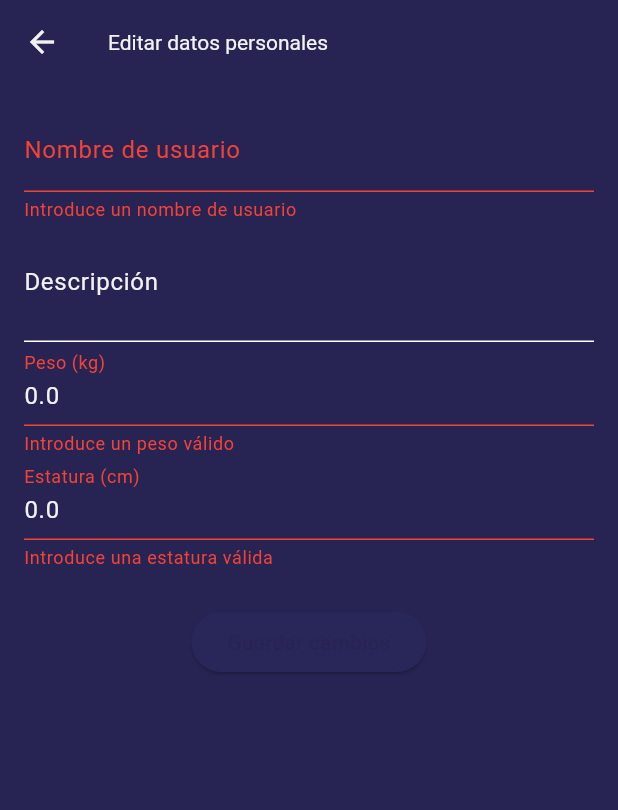
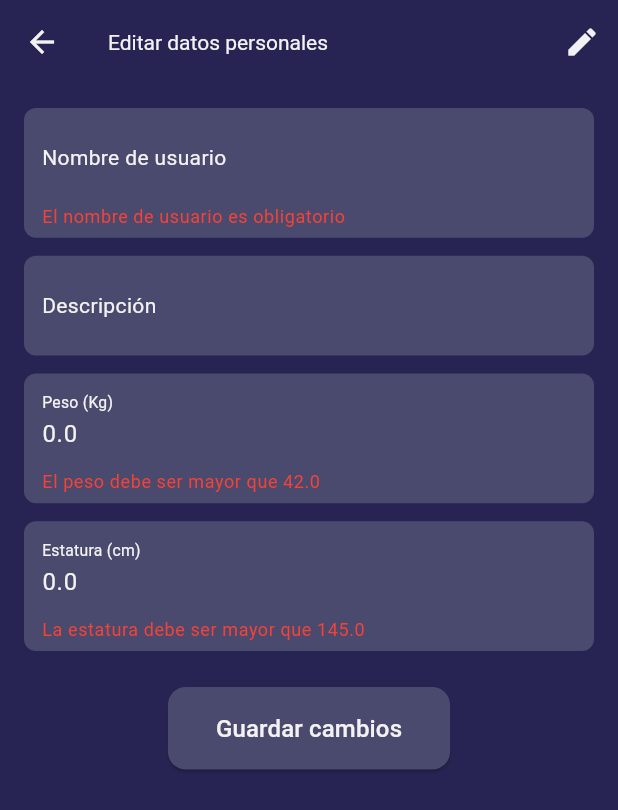
Before and after one commit to svillalba8/track_fit_app, a Flutter app: the EditUserPage screen opened directly with empty values, after a tap on "Guardar cambios", on a phone screen of 412 x 824 dp. Shown: the top 810 px of the screen. Run offline on Flutter 3.47's test engine with Material 3 defaults, Android fonts, the light colour scheme and no system bars; our stand-ins replace flutter_dotenv, get_it, go_router, supabase_flutter; accounts and stored records are empty; network calls fail.

```diff
--- a/lib/auth/validation/auth_validators.dart
+++ b/lib/auth/validation/auth_validators.dart
@@ -3,38 +3,55 @@ import 'package:track_fit_app/core/constants.dart';
 class AuthValidators {
   // Comprueba formato de email y no vacío.
   static String? emailValidator(String? emailIntroducido) {
-    if (emailIntroducido == null || emailIntroducido.isEmpty) return 'El email es obligatorio';
+    if (emailIntroducido == null || emailIntroducido.isEmpty) {
+      return 'El email es obligatorio';
+    }
     final re = RegExp(r'^[^@]+@[^@]+\.[^@]+');
-    if (!re.hasMatch(emailIntroducido.trim())) return 'Introduce un email válido';
+    if (!re.hasMatch(emailIntroducido.trim())) {
+      return 'Introduce un email válido';
+    }
     return null;
   }
 
   // Verifica que la contraseña exista y mida ≥6.
   static String? passwordValidator(String? passwordEntered) {
-    if (passwordEntered == null || passwordEntered.isEmpty) return 'La contraseña es obligatoria';
+    if (passwordEntered == null || passwordEntered.isEmpty) {
+      return 'La contraseña es obligatoria';
+    }
     if (passwordEntered.length < 6) return 'Mínimo 6 caracteres';
 
     // Al menos un dígito
-    if (!RegExp(r'\d').hasMatch(passwordEntered)) return 'Debe contener al menos un número';
+    if (!RegExp(r'\d').hasMatch(passwordEntered)) {
+      return 'Debe contener al menos un número';
+    }
 
     // Al menos un carácter especial
-    if (!RegExp(r'[!@#\$%^&*(),.?":{}|<>]').hasMatch(passwordEntered)) return 'Debe contener al menos un carácter especial';
+    if (!RegExp(r'[!@#\$%^&*(),.?":{}|<>]').hasMatch(passwordEntered)) {
+      return 'Debe contener al menos un carácter especial';
+    }
     return null;
   }
 
   // Asegura que ambas contraseñas coincidan.
-  static String? confirmPasswordValidator(String? password2Entered, String originalPassword) {
-    if (password2Entered != originalPassword) return 'Las contraseñas no coinciden';
+  static String? confirmPasswordValidator(
+    String? password2Entered,
+    String originalPassword,
+  ) {
+    if (password2Entered != originalPassword) {
+      return 'Las contraseñas no coinciden';
+    }
     return null;
   }
 
   /// Nombre de usuario: obligatorio, 6–15 chars, sólo letras, números y guión bajo
   static String? usernameValidator(String? nameEntered) {
-    if (nameEntered == null || nameEntered.trim().isEmpty) return 'El nombre de usuario es obligatorio';
-    final t = nameEntered.trim();
-    if (t.length <= 6) return 'Mínimo 6 caracteres';
-    if (t.length >= 15) return 'Máximo 15 caracteres';
-    if (!RegExp(r'^[a-zA-Z0-9_]+$').hasMatch(t)) {
+    if (nameEntered == null || nameEntered.trim().isEmpty) {
+      return 'El nombre de usuario es obligatorio';
+    }
+    final name = nameEntered.trim();
+    if (name.length < 6) return 'Mínimo 6 caracteres';
+    if (name.length > 15) return 'Máximo 15 caracteres';
+    if (!RegExp(r'^[a-zA-Z0-9_]+$').hasMatch(name)) {
       return 'Sólo letras, números y _';
     }
     return null;
@@ -51,7 +68,9 @@ class AuthValidators {
 
   /// Apellidos: obligatorio, sólo letras y espacios
   static String? lastnameValidator(String? surnameEntered) {
-    if (surnameEntered == null || surnameEntered.trim().isEmpty) return 'Los apellidos son obligatorios';
+    if (surnameEntered == null || surnameEntered.trim().isEmpty) {
+      return 'Los apellidos son obligatorios';
+    }
     if (!RegExp(r'^[A-Za-zÁÉÍÓÚáéíóúñÑ ]+$').hasMatch(surnameEntered.trim())) {
       return 'Sólo se permiten letras y espacios';
     }
@@ -60,33 +79,46 @@ class AuthValidators {
 
   /// Peso (kg): obligatorio, númerico.
   static String? weightValidator(String? weightEntered) {
-    if (weightEntered == null || weightEntered.trim().isEmpty) return 'El peso es obligatorio';
+    if (weightEntered == null || weightEntered.trim().isEmpty) {
+      return 'El peso es obligatorio';
+    }
     final weight = double.tryParse(weightEntered.trim());
     if (weight == null) return 'Introduce un peso válido';
     if (weight <= kPesoMinimo) return 'El peso debe ser mayor que $kPesoMinimo';
-    if (weight > kPesoMaximo) return 'Cuidado el peso no puede ser mayor de $kPesoMaximo';
+    if (weight > kPesoMaximo) {
+      return 'Cuidado el peso no puede ser mayor de $kPesoMaximo';
+    }
     return null;
   }
 
   /// Estatura (cm): obligatorio, numérico
   static String? heightValidator(String? heightEntered) {
-    if (heightEntered == null || heightEntered.trim().isEmpty) return 'La estatura es obligatoria';
+    if (heightEntered == null || heightEntered.trim().isEmpty) {
+      return 'La estatura es obligatoria';
+    }
     final height = double.tryParse(heightEntered.trim());
     if (height == null) return 'Introduce una estatura válida';
-    if (height <= kAlturaMinima) return 'La estatura debe ser mayor que $kAlturaMinima';
-    if (height > kAlturaMaxima) return 'Cuidado la altura no puede ser mayor de $kAlturaMaxima';
+    if (height <= kAlturaMinima) {
+      return 'La estatura debe ser mayor que $kAlturaMinima';
+    }
+    if (height > kAlturaMaxima) {
+      return 'Cuidado la altura no puede ser mayor de $kAlturaMaxima';
+    }
     return null;
   }
 
   /// Género: obligatorio (constantes -> “Hombre” o “Mujer”)
   static String? genderValidator(String? selectedGender) {
-    if (selectedGender == null || selectedGender.isEmpty) return 'Selecciona un género';
+    if (selectedGender == null || selectedGender.isEmpty) {
+      return 'Selecciona un género';
+    }
     return null;
   }
 
   /// Descripción: opcional, pero tope de 150 caracteres
   static String? descriptionValidator(String? descriptionEntered) {
-    if (descriptionEntered != null && descriptionEntered.trim().length > kCaracteresMaximosDescripcion) {
+    if (descriptionEntered != null &&
+        descriptionEntered.trim().length > kCaracteresMaximosDescripcion) {
       return 'Máximo $kCaracteresMaximosDescripcion caracteres';
     }
     return null;
--- a/lib/di/di.dart
+++ b/lib/di/di.dart
@@ -1,6 +1,6 @@
 import 'package:get_it/get_it.dart';
 import 'package:supabase_flutter/supabase_flutter.dart';
-import '../services/api_service.dart'; // Asegúrate de tener esto
+import '../services/usuario_service.dart'; // Asegúrate de tener esto
 // import '../repositories/user_repository.dart'; // Cuando lo tengas
 
 final getIt = GetIt.instance;
--- a/lib/features/profile/edit_user_page.dart
+++ b/lib/features/profile/edit_user_page.dart
@@ -1,7 +1,10 @@
 import 'package:flutter/material.dart';
+import 'package:track_fit_app/auth/validation/auth_validators.dart';
+import 'package:track_fit_app/auth/widgets/profile_field.dart';
 import 'package:track_fit_app/models/usuario_model.dart';
-import 'package:track_fit_app/services/api_service.dart';
+import 'package:track_fit_app/services/usuario_service.dart';
 import 'package:supabase_flutter/supabase_flutter.dart';
+import 'package:track_fit_app/widgets/custom_button.dart';
 
 class EditUserPage extends StatefulWidget {
   final UsuarioModel usuario;
@@ -19,6 +22,7 @@ class _EditUserPageState extends State<EditUserPage> {
   final _pesoController = TextEditingController();
   final _estaturaController = TextEditingController();
   bool _isSaving = false;
+  bool _isEditing = false;
 
   @override
   void initState() {
@@ -70,7 +74,22 @@ class _EditUserPageState extends State<EditUserPage> {
     Theme.of(context);
 
     return Scaffold(
-      appBar: AppBar(title: const Text('Editar datos personales')),
+      appBar: AppBar(
+        title: const Text('Editar datos personales'),
+        actions: [
+          IconButton(
+            icon: Icon(_isEditing ? Icons.check : Icons.edit),
+            onPressed: () {
+              setState(() {
+                _isEditing = !_isEditing;
+              });
+              // Si se desactiva la edición, puedes guardar automáticamente si quieres
+              // o simplemente dejar que el usuario pulse 'Guardar cambios'
+            },
+          ),
+        ],
+      ),
+
       body: SafeArea(
         child: SingleChildScrollView(
           padding: const EdgeInsets.all(16.0),
@@ -78,65 +97,42 @@ class _EditUserPageState extends State<EditUserPage> {
             key: _formKey,
             child: Column(
               children: [
-                TextFormField(
+                ProfileField(
                   controller: _nombreUsuarioController,
-                  decoration: const InputDecoration(
-                    labelText: 'Nombre de usuario',
-                  ),
-                  validator: (value) {
-                    if (value == null || value.trim().isEmpty) {
-                      return 'Introduce un nombre de usuario';
-                    }
-                    if (value.trim().length < 5) {
-                      return 'Debe tener al menos 5 caracteres';
-                    }
-                    return null;
-                  },
+                  label: 'Nombre de usuario',
+                  validator: AuthValidators.usernameValidator,
                 ),
-                TextFormField(
+
+                const SizedBox(height: 12),
+
+                ProfileField(
                   controller: _descripcionController,
-                  decoration: const InputDecoration(labelText: 'Descripción'),
-                  maxLines: 2,
+                  label: 'Descripción',
+                  validator: AuthValidators.descriptionValidator,
                 ),
-                TextFormField(
+
+                const SizedBox(height: 12),
+
+                ProfileField(
                   controller: _pesoController,
-                  decoration: const InputDecoration(labelText: 'Peso (kg)'),
-                  keyboardType: const TextInputType.numberWithOptions(
-                    decimal: true,
-                  ),
-                  validator: (value) {
-                    final peso = double.tryParse(value ?? '');
-                    if (peso == null || peso <= 0) {
-                      return 'Introduce un peso válido';
-                    }
-                    return null;
-                  },
+                  label: 'Peso (Kg)',
+                  validator: AuthValidators.weightValidator,
                 ),
-                TextFormField(
+
+                const SizedBox(height: 12),
+
+                ProfileField(
                   controller: _estaturaController,
-                  decoration: const InputDecoration(labelText: 'Estatura (cm)'),
-                  keyboardType: const TextInputType.numberWithOptions(
-                    decimal: true,
-                  ),
-                  validator: (value) {
-                    final estatura = double.tryParse(value ?? '');
-                    if (estatura == null || estatura <= 0) {
-                      return 'Introduce una estatura válida';
-                    }
-                    return null;
-                  },
+                  label: 'Estatura (cm)',
+                  validator: AuthValidators.heightValidator,
                 ),
+
                 const SizedBox(height: 24),
-                ElevatedButton(
-                  onPressed: _isSaving ? null : _guardarCambios,
-                  child:
-                      _isSaving
-                          ? const SizedBox(
-                            width: 20,
-                            height: 20,
-                            child: CircularProgressIndicator(strokeWidth: 2),
-                          )
-                          : const Text('Guardar cambios'),
+
+                CustomButton(
+                  text: _isSaving ? 'Cargando...' : 'Guardar cambios',
+                  actualTheme: Theme.of(context),
+                  onPressed: _guardarCambios,
                 ),
               ],
             ),
```
Also changed, not shown: lib/features/profile/profile_page.dart (+36 -32 lines), lib/features/settings/user_settings_page.dart (added, +39 -0 lines), lib/services/usuario_service.dart (renamed from lib/services/api_service.dart).
